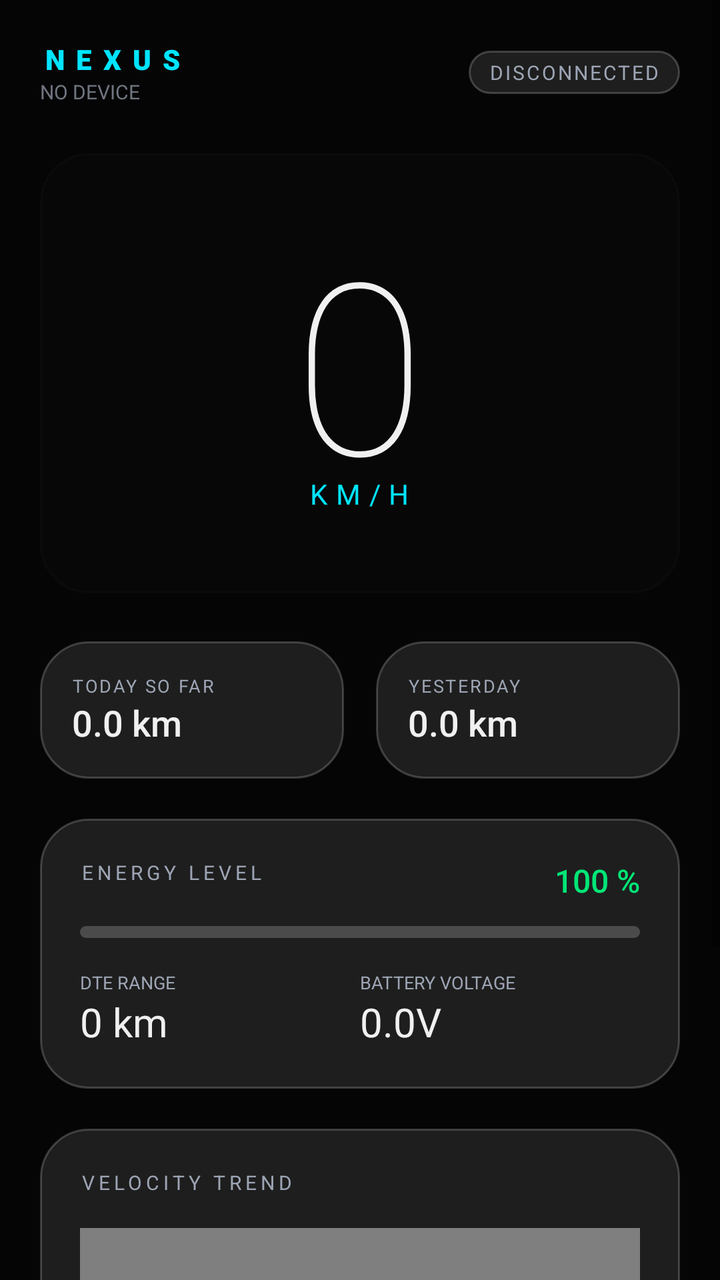
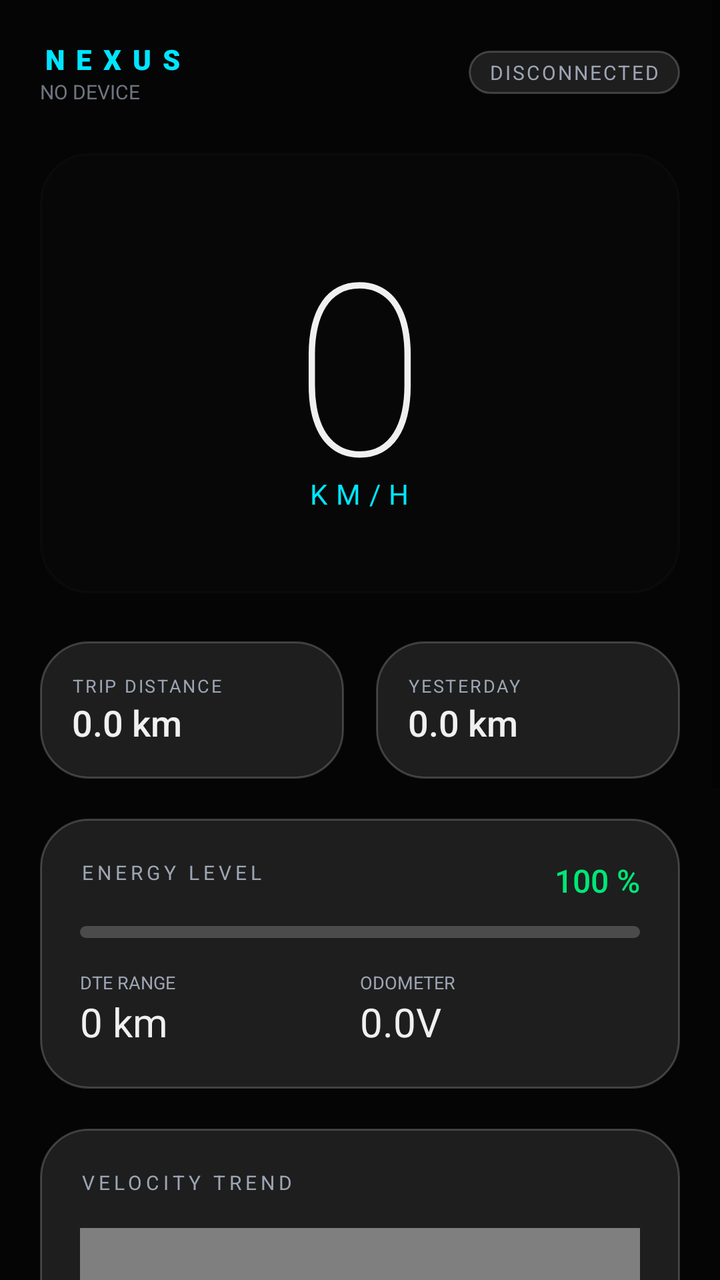

Compare the two renders of this Android layout. The source of the first and the diff that turns it into the second are given below.
<!-- AndroidManifest.xml: application theme Theme.NexusSmartRide -->
<!-- res/layout/activity_main.xml -->
<?xml version="1.0" encoding="utf-8"?>
<ScrollView xmlns:android="http://schemas.android.com/apk/res/android"
    xmlns:app="http://schemas.android.com/apk/res-auto"
    android:layout_width="match_parent"
    android:layout_height="match_parent"
    android:background="@color/bg_dark"
    android:fillViewport="true">

    <LinearLayout
        android:layout_width="match_parent"
        android:layout_height="wrap_content"
        android:orientation="vertical"
        android:padding="20dp">

        
        <RelativeLayout
            android:layout_width="match_parent"
            android:layout_height="wrap_content"
            android:layout_marginBottom="24dp">

            <LinearLayout
                android:layout_width="wrap_content"
                android:layout_height="wrap_content"
                android:orientation="vertical">
                <TextView
                    android:layout_width="wrap_content"
                    android:layout_height="wrap_content"
                    android:text="NEXUS"
                    android:textColor="@color/accent_cyan"
                    android:textSize="14sp"
                    android:letterSpacing="0.4"
                    android:fontFamily="sans-serif-black" />
                <TextView
                    android:id="@+id/tvDeviceName"
                    android:layout_width="wrap_content"
                    android:layout_height="wrap_content"
                    android:text="NO DEVICE"
                    android:textColor="@color/text_secondary"
                    android:textSize="10sp"
                    android:alpha="0.7" />
            </LinearLayout>

            <TextView
                android:id="@+id/tvStatus"
                android:layout_width="wrap_content"
                android:layout_height="wrap_content"
                android:layout_alignParentRight="true"
                android:layout_centerVertical="true"
                android:text="DISCONNECTED"
                android:textColor="@color/text_secondary"
                android:textSize="10sp"
                android:letterSpacing="0.1"
                android:background="@drawable/bg_glass_card"
                android:paddingHorizontal="10dp"
                android:paddingVertical="4dp" />
        </RelativeLayout>

        
        <FrameLayout
            android:layout_width="match_parent"
            android:layout_height="220dp"
            android:layout_marginBottom="24dp">

            
            <View
                android:layout_width="match_parent"
                android:layout_height="match_parent"
                android:alpha="0.1"
                android:background="@drawable/bg_glass_card" />

            <LinearLayout
                android:layout_width="match_parent"
                android:layout_height="match_parent"
                android:gravity="center"
                android:orientation="vertical">

                <TextView
                    android:id="@+id/tvSpeed"
                    android:layout_width="wrap_content"
                    android:layout_height="wrap_content"
                    android:text="0"
                    android:textColor="@color/text_primary"
                    android:textSize="120sp"
                    android:fontFamily="sans-serif-thin"
                    android:includeFontPadding="false" />

                <TextView
                    android:layout_width="wrap_content"
                    android:layout_height="wrap_content"
                    android:text="KM/H"
                    android:textColor="@color/accent_cyan"
                    android:textSize="14sp"
                    android:letterSpacing="0.3"
                    android:layout_marginTop="-20dp" />
            </LinearLayout>
        </FrameLayout>

        
        <LinearLayout
            android:layout_width="match_parent"
            android:layout_height="wrap_content"
            android:orientation="horizontal"
            android:layout_marginBottom="20dp">

            <LinearLayout
                android:layout_width="0dp"
                android:layout_height="wrap_content"
                android:layout_weight="1"
                android:background="@drawable/bg_glass_card"
                android:padding="16dp"
                android:layout_marginEnd="8dp"
                android:orientation="vertical">
                <TextView
                    android:layout_width="wrap_content"
                    android:layout_height="wrap_content"
                    android:text="TODAY SO FAR"
                    android:textColor="@color/text_secondary"
                    android:textSize="9sp"
                    android:letterSpacing="0.1" />
                <TextView
                    android:id="@+id/tvTodayKm"
                    android:layout_width="wrap_content"
                    android:layout_height="wrap_content"
                    android:text="0.0 km"
                    android:textColor="@color/text_primary"
                    android:textSize="18sp"
                    android:fontFamily="sans-serif-medium" />
            </LinearLayout>

            <LinearLayout
                android:layout_width="0dp"
                android:layout_height="wrap_content"
                android:layout_weight="1"
                android:background="@drawable/bg_glass_card"
                android:padding="16dp"
                android:layout_marginStart="8dp"
                android:orientation="vertical">
                <TextView
                    android:layout_width="wrap_content"
                    android:layout_height="wrap_content"
                    android:text="YESTERDAY"
                    android:textColor="@color/text_secondary"
                    android:textSize="9sp"
                    android:letterSpacing="0.1" />
                <TextView
                    android:id="@+id/tvYesterdayKm"
                    android:layout_width="wrap_content"
                    android:layout_height="wrap_content"
                    android:text="0.0 km"
                    android:textColor="@color/text_primary"
                    android:textSize="18sp"
                    android:fontFamily="sans-serif-medium" />
            </LinearLayout>
        </LinearLayout>

        
        <LinearLayout
            android:layout_width="match_parent"
            android:layout_height="wrap_content"
            android:background="@drawable/bg_glass_card"
            android:padding="20dp"
            android:orientation="vertical"
            android:layout_marginBottom="20dp">

            <RelativeLayout
                android:layout_width="match_parent"
                android:layout_height="wrap_content"
                android:layout_marginBottom="12dp">
                <TextView
                    android:layout_width="wrap_content"
                    android:layout_height="wrap_content"
                    android:text="ENERGY LEVEL"
                    android:textColor="@color/text_secondary"
                    android:textSize="10sp"
                    android:letterSpacing="0.2" />
                <TextView
                    android:id="@+id/tvSoc"
                    android:layout_width="wrap_content"
                    android:layout_height="wrap_content"
                    android:layout_alignParentRight="true"
                    android:text="100 %"
                    android:textColor="@color/accent_green"
                    android:textSize="16sp"
                    android:fontFamily="sans-serif-medium" />
            </RelativeLayout>

            <ProgressBar
                android:id="@+id/progressSoc"
                style="?android:attr/progressBarStyleHorizontal"
                android:layout_width="match_parent"
                android:layout_height="6dp"
                android:max="100"
                android:progress="0"
                android:progressDrawable="@drawable/progress_battery"
                android:layout_marginBottom="16dp" />

            <LinearLayout
                android:layout_width="match_parent"
                android:layout_height="wrap_content"
                android:orientation="horizontal">
                
                <LinearLayout
                    android:layout_width="0dp"
                    android:layout_height="wrap_content"
                    android:layout_weight="1"
                    android:orientation="vertical">
                    <TextView
                        android:layout_width="wrap_content"
                        android:layout_height="wrap_content"
                        android:text="DTE RANGE"
                        android:textColor="@color/text_secondary"
                        android:textSize="9sp" />
                    <TextView
                        android:id="@+id/tvRange"
                        android:layout_width="wrap_content"
                        android:layout_height="wrap_content"
                        android:text="0 km"
                        android:textColor="@color/text_primary"
                        android:textSize="20sp" />
                </LinearLayout>

                <LinearLayout
                    android:layout_width="0dp"
                    android:layout_height="wrap_content"
                    android:layout_weight="1"
                    android:orientation="vertical">
                    <TextView
                        android:layout_width="wrap_content"
                        android:layout_height="wrap_content"
                        android:text="BATTERY VOLTAGE"
                        android:textColor="@color/text_secondary"
                        android:textSize="9sp" />
                    <TextView
                        android:id="@+id/tvVoltage"
                        android:layout_width="wrap_content"
                        android:layout_height="wrap_content"
                        android:text="0.0V"
                        android:textColor="@color/text_primary"
                        android:textSize="20sp" />
                </LinearLayout>

            </LinearLayout>
        </LinearLayout>

        
        <LinearLayout
            android:layout_width="match_parent"
            android:layout_height="wrap_content"
            android:background="@drawable/bg_glass_card"
            android:padding="20dp"
            android:orientation="vertical"
            android:layout_marginBottom="24dp">
            
            <TextView
                android:layout_width="wrap_content"
                android:layout_height="wrap_content"
                android:text="VELOCITY TREND"
                android:textColor="@color/text_secondary"
                android:textSize="10sp"
                android:letterSpacing="0.2"
                android:layout_marginBottom="16dp" />

            <com.thirutricks.nexussmartride.SpeedGraphView
                android:id="@+id/speedGraph"
                android:layout_width="match_parent"
                android:layout_height="100dp" />
        </LinearLayout>

        
        <LinearLayout
            android:layout_width="match_parent"
            android:layout_height="wrap_content"
            android:orientation="horizontal">

            <com.google.android.material.button.MaterialButton
                android:id="@+id/btnConnect"
                style="@style/Widget.MaterialComponents.Button"
                android:layout_width="0dp"
                android:layout_height="54dp"
                android:layout_weight="1"
                android:layout_marginEnd="8dp"
                android:text="SEARCH"
                android:textSize="13sp"
                app:cornerRadius="16dp"
                app:backgroundTint="@color/accent_blue" />

            <com.google.android.material.button.MaterialButton
                android:id="@+id/btnSettings"
                style="@style/Widget.MaterialComponents.Button.OutlinedButton"
                android:layout_width="54dp"
                android:layout_height="54dp"
                android:layout_marginEnd="8dp"
                app:icon="@android:drawable/ic_menu_preferences"
                app:iconGravity="textStart"
                app:iconPadding="0dp"
                app:cornerRadius="16dp"
                android:padding="0dp"
                app:strokeColor="@color/glass_border"
                android:textColor="@color/text_secondary" />

            <com.google.android.material.button.MaterialButton
                android:id="@+id/btnForget"
                style="@style/Widget.MaterialComponents.Button.OutlinedButton"
                android:layout_width="54dp"
                android:layout_height="54dp"
                app:icon="@android:drawable/ic_menu_delete"
                app:iconGravity="textStart"
                app:iconPadding="0dp"
                app:cornerRadius="16dp"
                android:padding="0dp"
                app:strokeColor="@color/glass_border"
                android:textColor="@color/text_secondary" />
        </LinearLayout>

        <TextView
            android:id="@+id/tvLastUpdate"
            android:layout_width="match_parent"
            android:layout_height="wrap_content"
            android:gravity="center"
            android:layout_marginTop="20dp"
            android:text="Live Syncing..."
            android:textColor="@color/text_secondary"
            android:textSize="10sp"
            android:alpha="0.5" />

    </LinearLayout>
</ScrollView>
<!-- resources referenced by this layout -->
<resources>
  <color name="accent_blue">#2979FF</color>
  <color name="accent_cyan">#00E5FF</color>
  <color name="accent_green">#00E676</color>
  <color name="bg_dark">#050505</color>
  <color name="glass_border">#33FFFFFF</color>
  <color name="text_primary">#F0F0F0</color>
  <color name="text_secondary">#9DA5B4</color>
  <!-- drawable bg_glass_card (drawable) -->
  <?xml version="1.0" encoding="utf-8"?>
  <shape xmlns:android="http://schemas.android.com/apk/res/android">
      <solid android:color="@color/glass_surface" />
      <corners android:radius="24dp" />
      <stroke android:width="1dp" android:color="@color/glass_border" />
  </shape>
  <!-- drawable progress_battery (drawable) -->
  <?xml version="1.0" encoding="utf-8"?>
  <layer-list xmlns:android="http://schemas.android.com/apk/res/android">
      <item android:id="@android:id/background">
          <shape>
              <corners android:radius="6dp" />
              <solid android:color="#33FFFFFF" />
          </shape>
      </item>
      <item android:id="@android:id/progress">
          <clip>
              <shape>
                  <corners android:radius="6dp" />
                  <solid android:color="@color/accent_green" />
              </shape>
          </clip>
      </item>
  </layer-list>
  <style name="Theme.NexusSmartRide" parent="Theme.MaterialComponents.DayNight.NoActionBar">
          <item name="colorPrimary">@color/accent_green</item>
          <item name="colorPrimaryVariant">@color/card_dark</item>
          <item name="colorOnPrimary">@color/black</item>
          <item name="colorSecondary">@color/accent_blue</item>
          <item name="colorOnSecondary">@color/black</item>
          <item name="colorError">@color/accent_red</item>
          <item name="colorOnError">@color/black</item>
          <item name="colorSurface">@color/card_dark</item>
          <item name="colorOnSurface">@color/text_primary</item>
          <item name="android:colorBackground">@color/bg_dark</item>
          <item name="android:windowBackground">@color/bg_dark</item>
          <item name="android:statusBarColor">@color/bg_dark</item>
          <item name="android:navigationBarColor">@color/bg_dark</item>
          <item name="android:windowLightStatusBar" tools:targetApi="m">false</item>
      </style>
  <color name="glass_surface">#1AFFFFFF</color>
  <color name="card_dark">#121212</color>
  <color name="black">#000000</color>
  <color name="accent_red">#FF5252</color>
</resources>

<!-- the commit's change to res/layout/activity_main.xml (unified diff, before → after) -->
@@ -113,7 +113,7 @@
                 <TextView
                     android:layout_width="wrap_content"
                     android:layout_height="wrap_content"
-                    android:text="TODAY SO FAR"
+                    android:text="TRIP DISTANCE"
                     android:textColor="@color/text_secondary"
                     android:textSize="9sp"
                     android:letterSpacing="0.1" />
@@ -227,7 +227,7 @@
                     <TextView
                         android:layout_width="wrap_content"
                         android:layout_height="wrap_content"
-                        android:text="BATTERY VOLTAGE"
+                        android:text="ODOMETER"
                         android:textColor="@color/text_secondary"
                         android:textSize="9sp" />
                     <TextView
@@ -264,6 +264,121 @@
                 android:id="@+id/speedGraph"
                 android:layout_width="match_parent"
                 android:layout_height="100dp" />
+        </LinearLayout>
+
+        
+        <LinearLayout
+            android:layout_width="match_parent"
+            android:layout_height="wrap_content"
+            android:background="@drawable/bg_glass_card"
+            android:padding="20dp"
+            android:orientation="vertical"
+            android:layout_marginBottom="24dp">
+
+            <RelativeLayout
+                android:layout_width="match_parent"
+                android:layout_height="wrap_content"
+                android:layout_marginBottom="12dp">
+
+                <TextView
+                    android:layout_width="wrap_content"
+                    android:layout_height="wrap_content"
+                    android:text="CLUSTER NAVIGATION &amp; MIRRORING"
+                    android:textColor="@color/accent_cyan"
+                    android:textSize="10sp"
+                    android:letterSpacing="0.2"
+                    android:fontFamily="sans-serif-black" />
+
+                <TextView
+                    android:id="@+id/tvNavModeBadge"
+                    android:layout_width="wrap_content"
+                    android:layout_height="wrap_content"
+                    android:layout_alignParentRight="true"
+                    android:text="OFF"
+                    android:textColor="@color/text_secondary"
+                    android:textSize="9sp" />
+            </RelativeLayout>
+
+            
+            <com.google.android.material.button.MaterialButtonToggleGroup
+                android:id="@+id/toggleNavMode"
+                android:layout_width="match_parent"
+                android:layout_height="wrap_content"
+                app:singleSelection="true"
+                app:selectionRequired="true"
+                android:layout_marginBottom="12dp">
+
+                <com.google.android.material.button.MaterialButton
+                    android:id="@+id/btnModeOff"
+                    style="@style/Widget.MaterialComponents.Button.OutlinedButton"
+                    android:layout_width="0dp"
+                    android:layout_height="40dp"
+                    android:layout_weight="1"
+                    android:text="OFF"
+                    android:textSize="10sp"
+                    app:strokeColor="@color/glass_border"
+                    android:textColor="@color/text_primary" />
+
+                <com.google.android.material.button.MaterialButton
+                    android:id="@+id/btnModeTbt"
+                    style="@style/Widget.MaterialComponents.Button.OutlinedButton"
+                    android:layout_width="0dp"
+                    android:layout_height="40dp"
+                    android:layout_weight="1.4"
+                    android:text="TBT (BLE)"
+                    android:textSize="10sp"
+                    app:strokeColor="@color/glass_border"
+                    android:textColor="@color/text_primary" />
+
+                <com.google.android.material.button.MaterialButton
+                    android:id="@+id/btnModeMirror"
+                    style="@style/Widget.MaterialComponents.Button.OutlinedButton"
+                    android:layout_width="0dp"
+                    android:layout_height="40dp"
+                    android:layout_weight="1.5"
+                    android:text="MIRROR (WI-FI)"
+                    android:textSize="10sp"
+                    app:strokeColor="@color/glass_border"
+                    android:textColor="@color/text_primary" />
+            </com.google.android.material.button.MaterialButtonToggleGroup>
+
+            
+            <LinearLayout
+                android:id="@+id/layoutNavStatus"
+                android:layout_width="match_parent"
+                android:layout_height="wrap_content"
+                android:orientation="vertical">
+
+                <TextView
+                    android:id="@+id/tvNavInstruction"
+                    android:layout_width="wrap_content"
+                    android:layout_height="wrap_content"
+                    android:text="Select an option above to stream Google Maps"
+                    android:textColor="@color/text_secondary"
+                    android:textSize="12sp" />
+
+                <TextView
+                    android:id="@+id/tvNavDetail"
+                    android:layout_width="wrap_content"
+                    android:layout_height="wrap_content"
+                    android:text=""
+                    android:textColor="@color/accent_orange"
+                    android:textSize="11sp"
+                    android:layout_marginTop="4dp"
+                    android:visibility="gone" />
+
+                <com.google.android.material.button.MaterialButton
+                    android:id="@+id/btnNavAction"
+                    style="@style/Widget.MaterialComponents.Button.TextButton"
+                    android:layout_width="wrap_content"
+                    android:layout_height="wrap_content"
+                    android:text="GRANT ACCESS"
+                    android:textColor="@color/accent_blue"
+                    android:textSize="11sp"
+                    android:padding="0dp"
+                    android:layout_marginTop="4dp"
+                    android:visibility="gone" />
+            </LinearLayout>
         </LinearLayout>
 
         
@@ -318,10 +433,14 @@
             android:layout_height="wrap_content"
             android:gravity="center"
             android:layout_marginTop="20dp"
+            android:padding="8dp"
+            android:clickable="true"
+            android:focusable="true"
+            android:background="?attr/selectableItemBackground"
             android:text="Live Syncing..."
             android:textColor="@color/text_secondary"
             android:textSize="10sp"
-            android:alpha="0.5" />
+            android:alpha="0.7" />
 
     </LinearLayout>
 </ScrollView>
<!-- resource entries referenced after the edit -->
@@ -3,6 +3,7 @@
   <color name="accent_blue">#2979FF</color>
   <color name="accent_cyan">#00E5FF</color>
   <color name="accent_green">#00E676</color>
+  <color name="accent_orange">#FF9100</color>
   <color name="bg_dark">#050505</color>
   <color name="glass_border">#33FFFFFF</color>
   <color name="text_primary">#F0F0F0</color>
